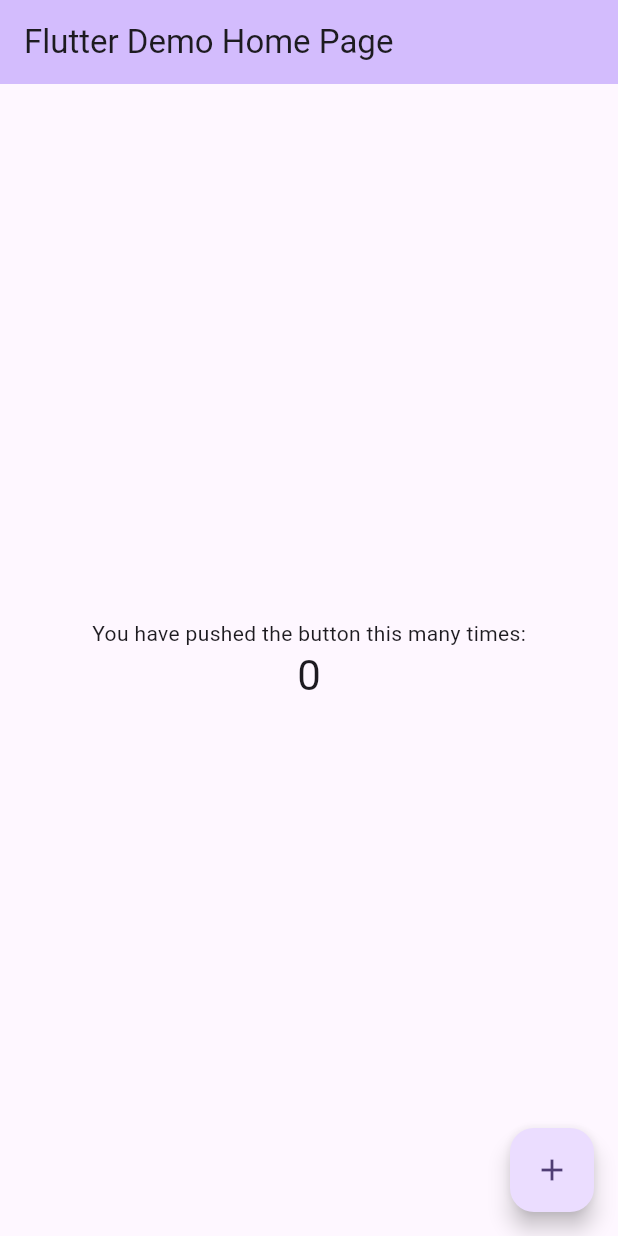
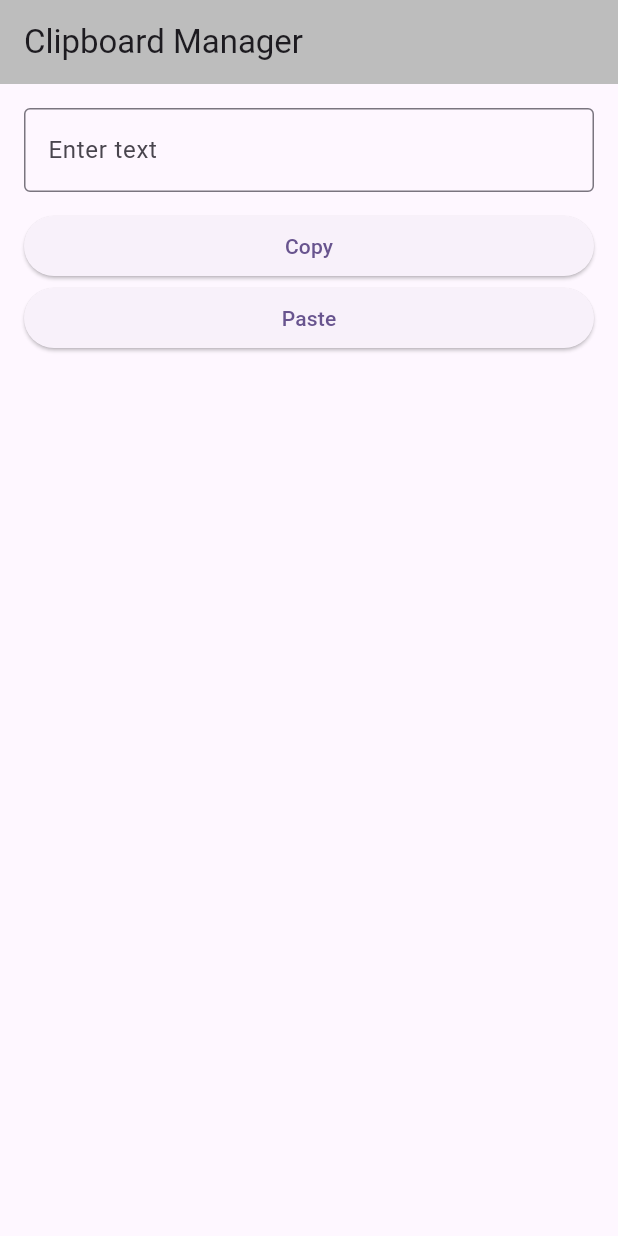
Before and after one commit to Excelsior-Technologies-Community/flutter_clipboard_manager, a Flutter app: the screen it shows after launch, on a phone screen of 412 x 824 dp. Run offline on Flutter 3.47's test engine with Material 3 defaults, Android fonts, the phone set to English and light mode, and no system bars.

Commit message:
clipboard complete

```diff
--- /dev/null
+++ b/flutter_clipboard_manager/analysis_options.yaml
@@ -0,0 +1,4 @@
+include: package:flutter_lints/flutter.yaml
+
+# Additional information about this file can be found at
+# https://dart.dev/guides/language/analysis-options
--- /dev/null
+++ b/flutter_clipboard_manager/lib/flutter_clipboard_manager.dart
@@ -0,0 +1,5 @@
+library flutter_clipboard_manager;
+
+export 'screens/clipboard_screen.dart';
+export 'widgets/clipboard_manager_widget.dart';
+export 'services/clipboard_service.dart';
--- /dev/null
+++ b/flutter_clipboard_manager/lib/screens/clipboard_screen.dart
@@ -0,0 +1,20 @@
+import 'package:flutter/material.dart';
+import 'package:flutter_clipboard_manager/widgets/clipboard_manager_widget.dart';
+
+class ClipboardScreen extends StatelessWidget {
+  const ClipboardScreen({super.key});
+
+  @override
+  Widget build(BuildContext context) {
+    return Scaffold(
+      appBar: AppBar(
+        backgroundColor: Colors.grey.shade400,
+        title: const Text('Clipboard Manager'),
+      ),
+      body:  Padding(
+        padding: EdgeInsets.all(16),
+        child: ClipboardManagerWidget(),
+      ),
+    );
+  }
+}
--- /dev/null
+++ b/flutter_clipboard_manager/lib/services/clipboard_service.dart
@@ -0,0 +1,14 @@
+import 'package:flutter/services.dart';
+
+class ClipboardService {
+  /// Copy text to clipboard
+  static Future<void> copyText(String text) async {
+    await Clipboard.setData(ClipboardData(text: text));
+  }
+
+  /// Read text from clipboard
+  static Future<String> pasteText() async {
+    final data = await Clipboard.getData('text/plain');
+    return data?.text ?? '';
+  }
+}
--- /dev/null
+++ b/flutter_clipboard_manager/lib/widgets/clipboard_manager_widget.dart
@@ -0,0 +1,53 @@
+import 'package:flutter/material.dart';
+import 'package:flutter_clipboard_manager/services/clipboard_service.dart';
+
+class ClipboardManagerWidget extends StatefulWidget {
+  const ClipboardManagerWidget({super.key});
+
+  @override
+  State<ClipboardManagerWidget> createState() => _ClipboardManagerWidgetState();
+}
+
+class _ClipboardManagerWidgetState extends State<ClipboardManagerWidget> {
+  final TextEditingController controller = TextEditingController();
+  String clipboardText = '';
+
+  Future<void> copyText() async {
+    await ClipboardService.copyText(controller.text);
+    ScaffoldMessenger.of(
+      context,
+    ).showSnackBar(const SnackBar(content: Text('Text copied to clipboard')));
+  }
+
+  Future<void> pasteText() async {
+    final text = await ClipboardService.pasteText();
+    controller.text = text;
+    controller.selection = TextSelection.fromPosition(
+      TextPosition(offset: controller.text.length),
+    );
+    ScaffoldMessenger.of(
+      context,
+    ).showSnackBar(SnackBar(content: Text('Text paste to clipboard')));
+  }
+
+  @override
+  Widget build(BuildContext context) {
+    return Column(
+      crossAxisAlignment: CrossAxisAlignment.stretch,
+      children: [
+        TextField(
+          controller: controller,
+          decoration: const InputDecoration(
+            labelText: 'Enter text',
+            border: OutlineInputBorder(),
+          ),
+        ),
+        const SizedBox(height: 12),
+
+        ElevatedButton(onPressed: copyText, child: const Text('Copy')),
+
+        ElevatedButton(onPressed: pasteText, child: const Text('Paste')),
+      ],
+    );
+  }
+}
--- a/lib/main.dart
+++ b/lib/main.dart
@@ -1,4 +1,5 @@
 import 'package:flutter/material.dart';
+import 'package:flutter_clipboard_manager/screens/clipboard_screen.dart';
 
 void main() {
   runApp(const MyApp());
@@ -7,116 +8,14 @@ void main() {
 class MyApp extends StatelessWidget {
   const MyApp({super.key});
 
-  // This widget is the root of your application.
   @override
   Widget build(BuildContext context) {
     return MaterialApp(
       title: 'Flutter Demo',
       theme: ThemeData(
-        // This is the theme of your application.
-        //
-        // TRY THIS: Try running your application with "flutter run". You'll see
-        // the application has a purple toolbar. Then, without quitting the app,
-        // try changing the seedColor in the colorScheme below to Colors.green
-        // and then invoke "hot reload" (save your changes or press the "hot
-        // reload" button in a Flutter-supported IDE, or press "r" if you used
-        // the command line to start the app).
-        //
-        // Notice that the counter didn't reset back to zero; the application
-        // state is not lost during the reload. To reset the state, use hot
-        // restart instead.
-        //
-        // This works for code too, not just values: Most code changes can be
-        // tested with just a hot reload.
         colorScheme: ColorScheme.fromSeed(seedColor: Colors.deepPurple),
       ),
-      home: const MyHomePage(title: 'Flutter Demo Home Page'),
+      home: ClipboardScreen(),
     );
   }
 }
-
-class MyHomePage extends StatefulWidget {
-  const MyHomePage({super.key, required this.title});
-
-  // This widget is the home page of your application. It is stateful, meaning
-  // that it has a State object (defined below) that contains fields that affect
-  // how it looks.
-
-  // This class is the configuration for the state. It holds the values (in this
-  // case the title) provided by the parent (in this case the App widget) and
-  // used by the build method of the State. Fields in a Widget subclass are
-  // always marked "final".
-
-  final String title;
-
-  @override
-  State<MyHomePage> createState() => _MyHomePageState();
-}
-
-class _MyHomePageState extends State<MyHomePage> {
-  int _counter = 0;
-
-  void _incrementCounter() {
-    setState(() {
-      // This call to setState tells the Flutter framework that something has
-      // changed in this State, which causes it to rerun the build method below
-      // so that the display can reflect the updated values. If we changed
-      // _counter without calling setState(), then the build method would not be
-      // called again, and so nothing would appear to happen.
-      _counter++;
-    });
-  }
-
-  @override
-  Widget build(BuildContext context) {
-    // This method is rerun every time setState is called, for instance as done
-    // by the _incrementCounter method above.
-    //
-    // The Flutter framework has been optimized to make rerunning build methods
-    // fast, so that you can just rebuild anything that needs updating rather
-    // than having to individually change instances of widgets.
-    return Scaffold(
-      appBar: AppBar(
-        // TRY THIS: Try changing the color here to a specific color (to
-        // Colors.amber, perhaps?) and trigger a hot reload to see the AppBar
-        // change color while the other colors stay the same.
-        backgroundColor: Theme.of(context).colorScheme.inversePrimary,
-        // Here we take the value from the MyHomePage object that was created by
-        // the App.build method, and use it to set our appbar title.
-        title: Text(widget.title),
-      ),
-      body: Center(
-        // Center is a layout widget. It takes a single child and positions it
-        // in the middle of the parent.
-        child: Column(
-          // Column is also a layout widget. It takes a list of children and
-          // arranges them vertically. By default, it sizes itself to fit its
-          // children horizontally, and tries to be as tall as its parent.
-          //
-          // Column has various properties to control how it sizes itself and
-          // how it positions its children. Here we use mainAxisAlignment to
-          // center the children vertically; the main axis here is the vertical
-          // axis because Columns are vertical (the cross axis would be
-          // horizontal).
-          //
-          // TRY THIS: Invoke "debug painting" (choose the "Toggle Debug Paint"
-          // action in the IDE, or press "p" in the console), to see the
-          // wireframe for each widget.
-          mainAxisAlignment: MainAxisAlignment.center,
-          children: <Widget>[
-            const Text('You have pushed the button this many times:'),
-            Text(
-              '$_counter',
-              style: Theme.of(context).textTheme.headlineMedium,
-            ),
-          ],
-        ),
-      ),
-      floatingActionButton: FloatingActionButton(
-        onPressed: _incrementCounter,
-        tooltip: 'Increment',
-        child: const Icon(Icons.add),
-      ), // This trailing comma makes auto-formatting nicer for build methods.
-    );
-  }
-}
--- /dev/null
+++ b/lib/screens/clipboard_screen.dart
@@ -0,0 +1,20 @@
+import 'package:flutter/material.dart';
+import 'package:flutter_clipboard_manager/widgets/clipboard_manager_widget.dart';
+
+class ClipboardScreen extends StatelessWidget {
+  const ClipboardScreen({super.key});
+
+  @override
+  Widget build(BuildContext context) {
+    return Scaffold(
+      appBar: AppBar(
+        backgroundColor: Colors.grey.shade400,
+        title: const Text('Clipboard Manager'),
+      ),
+      body:  Padding(
+        padding: EdgeInsets.all(16),
+        child: ClipboardManagerWidget(),
+      ),
+    );
+  }
+}
--- /dev/null
+++ b/lib/services/clipboard_service.dart
@@ -0,0 +1,14 @@
+import 'package:flutter/services.dart';
+
+class ClipboardService {
+  /// Copy text to clipboard
+  static Future<void> copyText(String text) async {
+    await Clipboard.setData(ClipboardData(text: text));
+  }
+
+  /// Read text from clipboard
+  static Future<String> pasteText() async {
+    final data = await Clipboard.getData('text/plain');
+    return data?.text ?? '';
+  }
+}
--- /dev/null
+++ b/lib/widgets/clipboard_manager_widget.dart
@@ -0,0 +1,53 @@
+import 'package:flutter/material.dart';
+import 'package:flutter_clipboard_manager/services/clipboard_service.dart';
+
+class ClipboardManagerWidget extends StatefulWidget {
+  const ClipboardManagerWidget({super.key});
+
+  @override
+  State<ClipboardManagerWidget> createState() => _ClipboardManagerWidgetState();
+}
+
+class _ClipboardManagerWidgetState extends State<ClipboardManagerWidget> {
+  final TextEditingController controller = TextEditingController();
+  String clipboardText = '';
+
+  Future<void> copyText() async {
+    await ClipboardService.copyText(controller.text);
+    ScaffoldMessenger.of(
+      context,
+    ).showSnackBar(const SnackBar(content: Text('Text copied to clipboard')));
+  }
+
+  Future<void> pasteText() async {
+    final text = await ClipboardService.pasteText();
+    controller.text = text;
+    controller.selection = TextSelection.fromPosition(
+      TextPosition(offset: controller.text.length),
+    );
+    ScaffoldMessenger.of(
+      context,
+    ).showSnackBar(SnackBar(content: Text('Text paste to clipboard')));
+  }
+
+  @override
+  Widget build(BuildContext context) {
+    return Column(
+      crossAxisAlignment: CrossAxisAlignment.stretch,
+      children: [
+        TextField(
+          controller: controller,
+          decoration: const InputDecoration(
+            labelText: 'Enter text',
+            border: OutlineInputBorder(),
+          ),
+        ),
+        const SizedBox(height: 12),
+
+        ElevatedButton(onPressed: copyText, child: const Text('Copy')),
+
+        ElevatedButton(onPressed: pasteText, child: const Text('Paste')),
+      ],
+    );
+  }
+}
```
Also changed, not shown: flutter_clipboard_manager/pubspec.yaml (added, +54 -0 lines), 6 other files.
